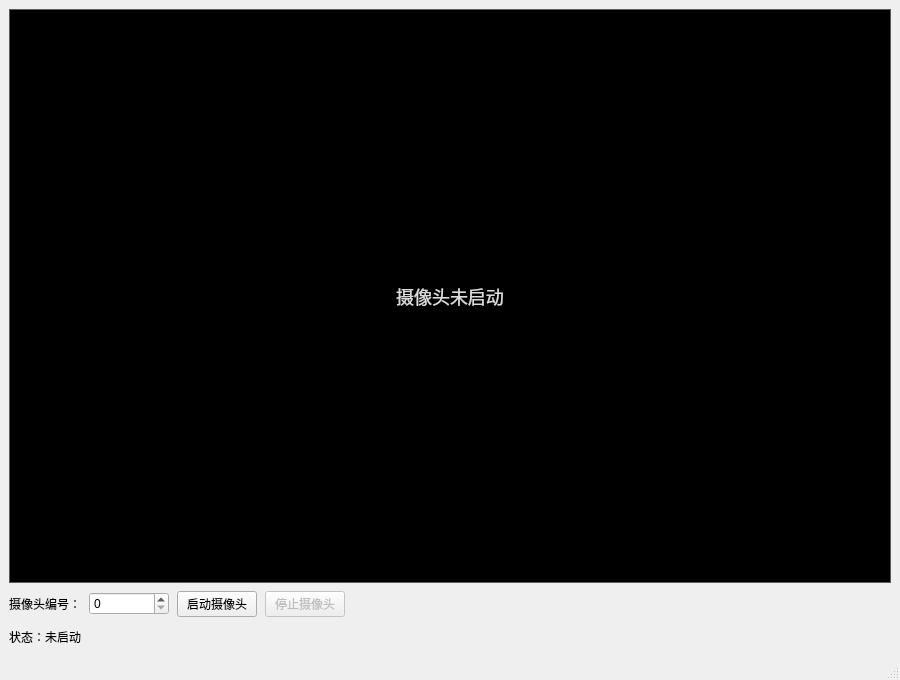
The window that mainwindow.ui (RBzhang/video_call) describes before a commit, drawn with Qt 5.
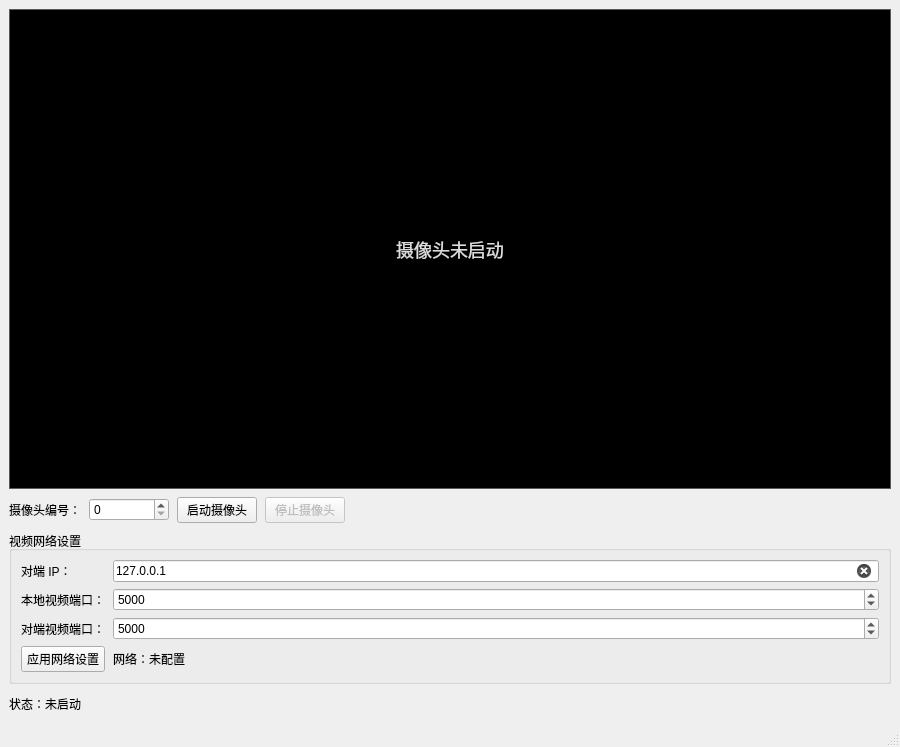
The same window after the commit.

Commit message: Add UDP video protocol foundation

```diff
--- a/mainwindow.ui
+++ b/mainwindow.ui
@@ -14,7 +14,7 @@
    <string>MainWindow</string>
   </property>
   <widget class="QWidget" name="centralwidget">
-   <layout class="QVBoxLayout" name="mainVerticalLayout" stretch="1,0,0">
+   <layout class="QVBoxLayout" name="mainVerticalLayout" stretch="1,0,0,0">
     <property name="leftMargin">
      <number>9</number>
     </property>
@@ -154,6 +154,134 @@
       </item>
      </layout>
     </item>
+    <item>
+     <widget class="QGroupBox" name="networkGroupBox">
+      <property name="title">
+       <string>视频网络设置</string>
+      </property>
+      <layout class="QGridLayout" name="networkGridLayout">
+       <property name="horizontalSpacing">
+        <number>8</number>
+       </property>
+       <property name="verticalSpacing">
+        <number>6</number>
+       </property>
+       <item row="0" column="0">
+        <widget class="QLabel" name="peerAddressTextLabel">
+         <property name="text">
+          <string>对端 IP：</string>
+         </property>
+        </widget>
+       </item>
+       <item row="0" column="1">
+        <widget class="QLineEdit" name="peerAddressLineEdit">
+         <property name="sizePolicy">
+          <sizepolicy hsizetype="Expanding" vsizetype="Fixed">
+           <horstretch>0</horstretch>
+           <verstretch>0</verstretch>
+          </sizepolicy>
+         </property>
+         <property name="text">
+          <string>127.0.0.1</string>
+         </property>
+         <property name="placeholderText">
+          <string>例如 192.168.1.20</string>
+         </property>
+         <property name="clearButtonEnabled">
+          <bool>true</bool>
+         </property>
+        </widget>
+       </item>
+       <item row="1" column="0">
+        <widget class="QLabel" name="localVideoPortTextLabel">
+         <property name="text">
+          <string>本地视频端口：</string>
+         </property>
+        </widget>
+       </item>
+       <item row="1" column="1">
+        <widget class="QSpinBox" name="localVideoPortSpinBox">
+         <property name="sizePolicy">
+          <sizepolicy hsizetype="Minimum" vsizetype="Fixed">
+           <horstretch>0</horstretch>
+           <verstretch>0</verstretch>
+          </sizepolicy>
+         </property>
+         <property name="minimumSize">
+          <size>
+           <width>110</width>
+           <height>0</height>
+          </size>
+         </property>
+         <property name="minimum">
+          <number>1024</number>
+         </property>
+         <property name="maximum">
+          <number>65535</number>
+         </property>
+         <property name="singleStep">
+          <number>1</number>
+         </property>
+         <property name="value">
+          <number>5000</number>
+         </property>
+        </widget>
+       </item>
+       <item row="2" column="0">
+        <widget class="QLabel" name="peerVideoPortTextLabel">
+         <property name="text">
+          <string>对端视频端口：</string>
+         </property>
+        </widget>
+       </item>
+       <item row="2" column="1">
+        <widget class="QSpinBox" name="peerVideoPortSpinBox">
+         <property name="sizePolicy">
+          <sizepolicy hsizetype="Minimum" vsizetype="Fixed">
+           <horstretch>0</horstretch>
+           <verstretch>0</verstretch>
+          </sizepolicy>
+         </property>
+         <property name="minimumSize">
+          <size>
+           <width>110</width>
+           <height>0</height>
+          </size>
+         </property>
+         <property name="minimum">
+          <number>1024</number>
+         </property>
+         <property name="maximum">
+          <number>65535</number>
+         </property>
+         <property name="singleStep">
+          <number>1</number>
+         </property>
+         <property name="value">
+          <number>5000</number>
+         </property>
+        </widget>
+       </item>
+       <item row="3" column="0">
+        <widget class="QPushButton" name="applyNetworkSettingsButton">
+         <property name="text">
+          <string>应用网络设置</string>
+         </property>
+        </widget>
+       </item>
+       <item row="3" column="1">
+        <widget class="QLabel" name="networkStatusLabel">
+         <property name="text">
+          <string>网络：未配置</string>
+         </property>
+         <property name="alignment">
+          <set>Qt::AlignLeading|Qt::AlignLeft|Qt::AlignVCenter</set>
+         </property>
+        </widget>
+       </item>
+      </layout>
+     </widget>
+    </item>
     <item>
      <widget class="QLabel" name="statusLabel">
       <property name="minimumSize">
```
The commit also changes 7 other files.
